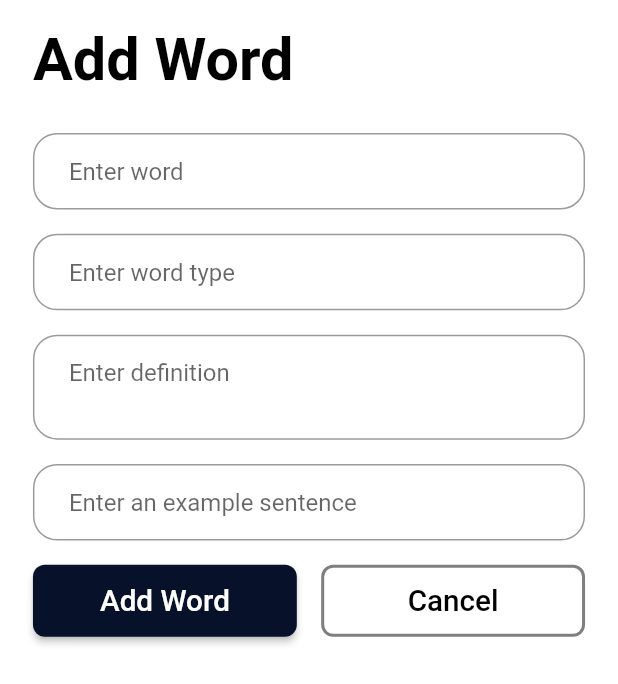
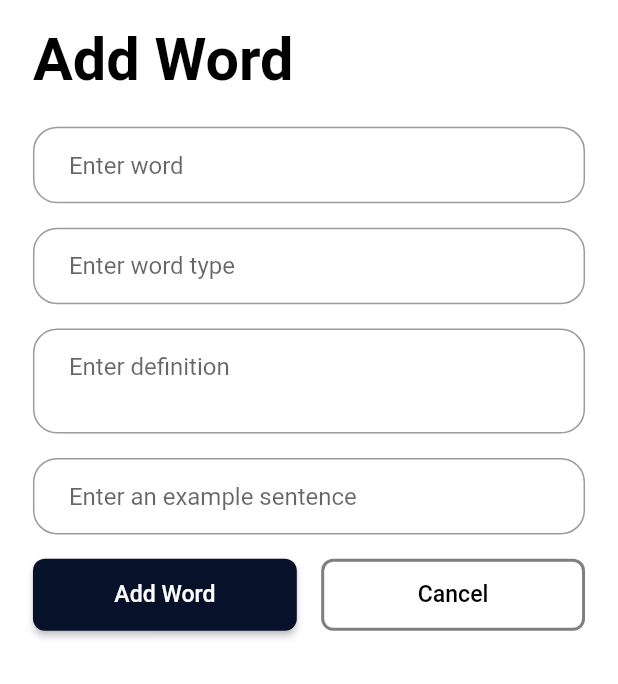
Before and after one commit to emirhalici/englishdictionary, a Flutter app: the AddWordPage widget shown alone on an empty page, opened directly, after a tap on "Add Manually", on a phone screen of 412 x 824 dp. Shown: the top 684 px of the screen. Run offline on Flutter 3.47's test engine with Material 2 defaults, Android fonts, the phone set to English and light mode, and no system bars; our stand-ins replace flutter_screenutil, sqflite; accounts and stored records are empty; Roboto replaces fonts that are missing (Poppins).

Commit message:
ui changes

```diff
--- a/lib/screens/add_word_manually_page.dart
+++ b/lib/screens/add_word_manually_page.dart
@@ -11,7 +11,8 @@ class AddWordManuallyPage extends StatelessWidget {
 
   @override
   Widget build(BuildContext context) {
-    return SingleChildScrollView(
+    return Container(
+      child: SingleChildScrollView(
         padding: EdgeInsets.symmetric(horizontal: 20.w),
         child: Column(
           mainAxisAlignment: MainAxisAlignment.start,
@@ -23,7 +24,7 @@ class AddWordManuallyPage extends StatelessWidget {
               style: Theme.of(context).textTheme.headline2?.copyWith(fontSize: 36.sp),
               textAlign: TextAlign.start,
             ),
-          SizedBox(height: 26.h),
+            SizedBox(height: 22.h),
             TextField(
               controller: controllerWord,
               decoration: textFieldDecorationWithHint(context, 'Enter word', 'i.e apple'),
@@ -58,7 +59,7 @@ class AddWordManuallyPage extends StatelessWidget {
                     child: ElevatedButton(
                       style: button2(context, Theme.of(context), 8),
                       onPressed: () {},
-                    child: Text('Add Word', style: TextStyle(fontSize: 18.sp)),
+                      child: Text('Add Word', style: TextStyle(fontSize: 14.sp)),
                     ),
                   ),
                   SizedBox(width: 16.h),
@@ -76,7 +77,7 @@ class AddWordManuallyPage extends StatelessWidget {
                       onPressed: () {
                         Navigator.pop(context);
                       },
-                    child: Text('Cancel', style: TextStyle(fontSize: 18.sp)),
+                      child: Text('Cancel', style: TextStyle(fontSize: 14.sp)),
                     ),
                   ),
                 ],
@@ -84,6 +85,7 @@ class AddWordManuallyPage extends StatelessWidget {
             ),
           ],
         ),
+      ),
     );
   }
 }
--- a/lib/screens/add_word_page.dart
+++ b/lib/screens/add_word_page.dart
@@ -3,7 +3,6 @@ import 'package:english_dictionary/screens/add_word_manually_page.dart';
 import 'package:english_dictionary/utils/api_helper.dart';
 import 'package:english_dictionary/utils/database_helper.dart';
 import 'package:english_dictionary/utils/objects.dart';
-import 'package:english_dictionary/screens/word_details_page.dart';
 import 'package:english_dictionary/themes.dart';
 import 'package:flutter/material.dart';
 import 'package:flutter_screenutil/flutter_screenutil.dart';
@@ -41,7 +40,6 @@ class _AddWordPageState extends State<AddWordPage> {
 
   @override
   Widget build(BuildContext context) {
-    const String title = 'English Dictionary';
     return Row(
       children: [
         Expanded(
@@ -52,7 +50,7 @@ class _AddWordPageState extends State<AddWordPage> {
                 crossAxisAlignment: CrossAxisAlignment.start,
                 children: <Widget>[
                   Padding(
-                    padding: EdgeInsets.only(left: 26.w, top: 16.h, right: 26.w, bottom: 22.h),
+                    padding: EdgeInsets.only(left: 20.w, top: 16.h, right: 20.w, bottom: 22.h),
                     child: Text(
                       'Add Word',
                       style: Theme.of(context).textTheme.headline2?.copyWith(fontSize: 36.sp),
@@ -60,14 +58,14 @@ class _AddWordPageState extends State<AddWordPage> {
                     ),
                   ),
                   Padding(
-                    padding: EdgeInsets.only(left: 24.w, right: 24.w, bottom: 20.h),
+                    padding: EdgeInsets.only(left: 20.w, right: 20.w, bottom: 20.h),
                     child: TextField(
                       controller: controller,
                       decoration: textFieldDecorationWithHint(context, 'Enter the word you\'re looking for', 'i.e apple'),
                     ),
                   ),
                   Padding(
-                    padding: EdgeInsets.only(left: 24.w, right: 24.w, bottom: 20.h),
+                    padding: EdgeInsets.only(left: 20.w, right: 20.w, bottom: 20.h),
                     child: IntrinsicHeight(
                       child: Row(
                         mainAxisAlignment: MainAxisAlignment.center,
@@ -97,7 +95,7 @@ class _AddWordPageState extends State<AddWordPage> {
                               },
                               child: Text(
                                 'Search Word',
-                                style: TextStyle(fontSize: 17.sp, fontWeight: FontWeight.w600),
+                                style: TextStyle(fontSize: 14.sp, fontWeight: FontWeight.w600),
                                 textAlign: TextAlign.center,
                               ),
                             ),
@@ -121,7 +119,7 @@ class _AddWordPageState extends State<AddWordPage> {
                               },
                               child: Text(
                                 'Add Manually',
-                                style: TextStyle(fontSize: 17.sp, fontWeight: FontWeight.w600),
+                                style: TextStyle(fontSize: 14.sp, fontWeight: FontWeight.w600),
                                 textAlign: TextAlign.center,
                               ),
                             ),
--- a/lib/screens/word_details_page.dart
+++ b/lib/screens/word_details_page.dart
@@ -52,7 +52,7 @@ class WordDetailsPage extends StatelessWidget {
                         child: Text(
                           'Add word to favourites',
                           textAlign: TextAlign.center,
-                          style: TextStyle(fontSize: 16.sp, fontWeight: FontWeight.w500),
+                          style: TextStyle(fontSize: 14.sp, fontWeight: FontWeight.w500),
                         ),
                       ),
                     ),
@@ -80,7 +80,7 @@ class WordDetailsPage extends StatelessWidget {
                         child: Text(
                           'Delete word',
                           textAlign: TextAlign.center,
-                          style: TextStyle(fontSize: 16.sp, fontWeight: FontWeight.w600, color: Colors.red.shade800),
+                          style: TextStyle(fontSize: 14.sp, fontWeight: FontWeight.w600, color: Colors.red.shade800),
                         ),
                       ),
                     ),
```
Lines whose indentation alone changed are shown as unchanged.
